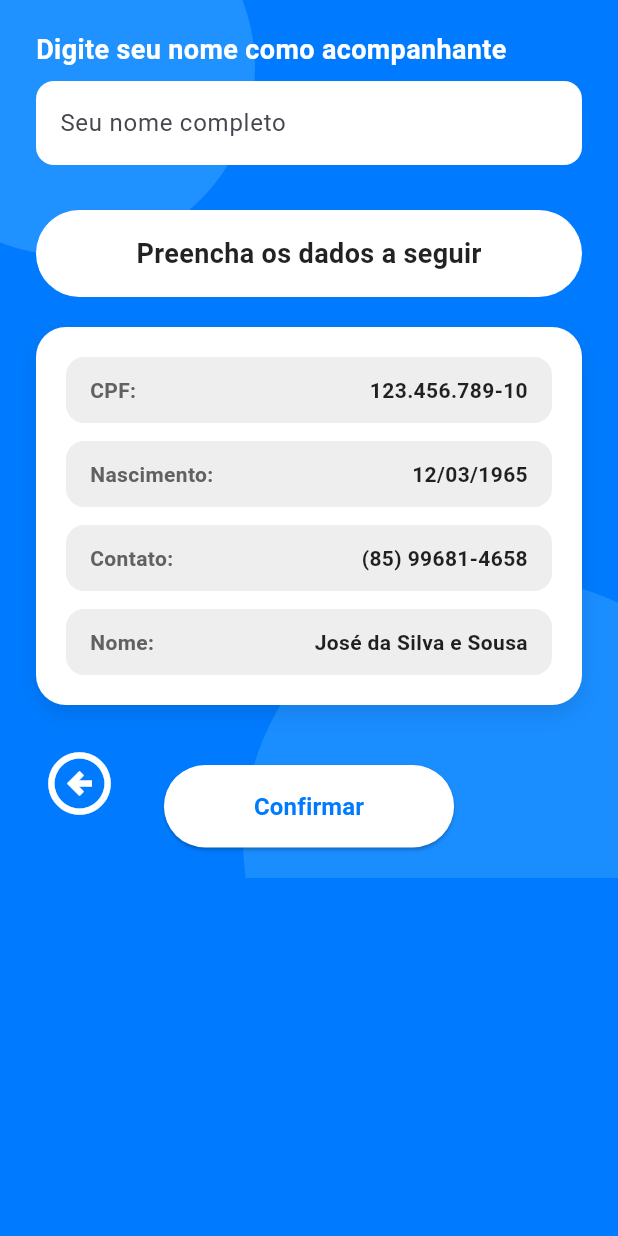
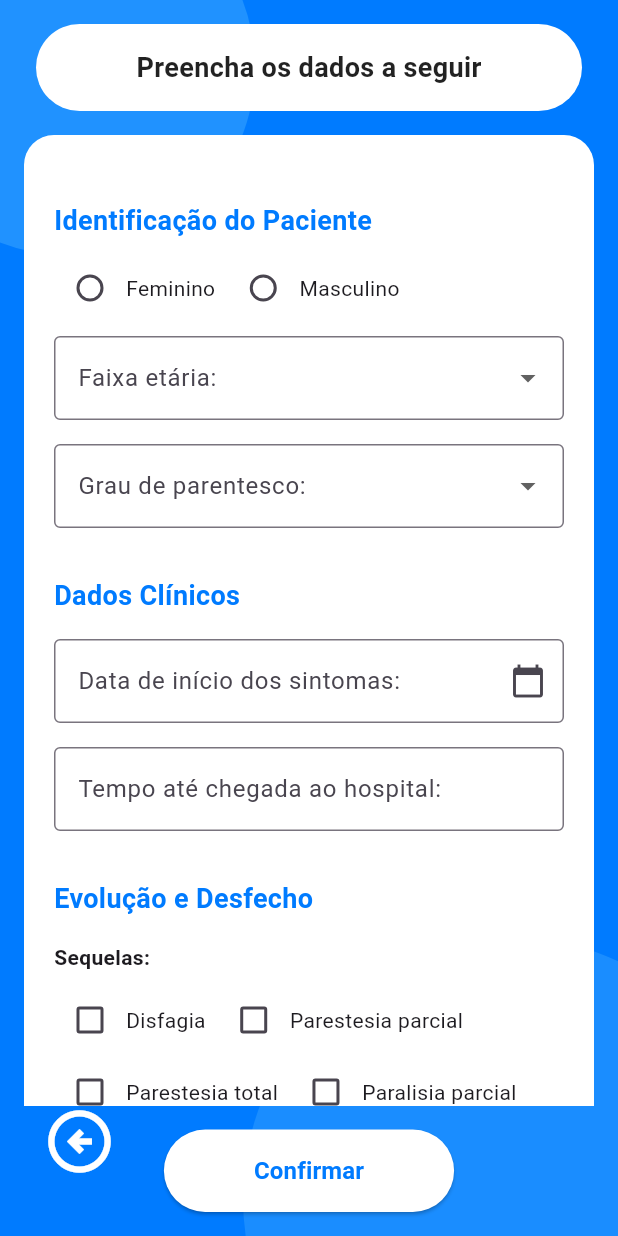
Before and after one commit to AmiltonRocha/PET-TEC, a Flutter app: the FamilyMemberConfirmationScreen screen opened directly, after a tap on "Confirmar", on a phone screen of 412 x 824 dp. Run offline on Flutter 3.47's test engine with Material 3 defaults, Android fonts, the phone set to English and light mode, and no system bars; our stand-ins replace flutter_multi_formatter, mask_text_input_formatter; Roboto replaces fonts that are missing (Poppins).

Commit message:
Tela de dados lado da família

```diff
--- /dev/null
+++ b/lib/patient_family_form.dart
@@ -0,0 +1,254 @@
+import 'package:flutter/material.dart';
+import 'package:intl/intl.dart';
+
+// Enums para melhorar a legibilidade
+enum Sexo { feminino, masculino }
+enum RespostaSimNao { sim, nao }
+
+class FamilyFormScreen extends StatefulWidget {
+  const FamilyFormScreen({super.key});
+
+  @override
+  State<FamilyFormScreen> createState() => _FamilyFormScreenState();
+}
+
+class _FamilyFormScreenState extends State<FamilyFormScreen> {
+  final _inicioSintomasController = TextEditingController();
+  final _tempoChegadaHospitalController = TextEditingController();
+  final _sequelasOutrasController = TextEditingController();
+  final _altaMedicamentoController = TextEditingController();
+  final _usoDiarioMedicamentoController = TextEditingController();
+
+  Sexo? _sexo;
+  String? _faixaEtaria;
+  String? _grauParentesco;
+  RespostaSimNao? _altaPrescritoMedicamento;
+  RespostaSimNao? _medicamentoUsoDiario;
+
+  bool get _isCuidadorExterno => _grauParentesco == 'Cuidador externo';
+
+  // Checkboxes
+  final Map<String, bool> _sequelas = {
+    'Disfagia': false, 'Parestesia parcial': false, 'Parestesia total': false,
+    'Paralisia parcial': false, 'Paralisia total': false, 'Perda da memória': false,
+    'Perda da visão': false, 'Afasia': false,
+  };
+
+  final Map<String, bool> _comorbidadesPaciente = {
+    'Diabetes': false, 'Hipertensão': false, 'Sedentarismo': false, 'Obesidade': false,
+    'Infarto agudo do miocárdio': false, 'Insuficiência cardíaca': false,
+    'Etilista': false, 'Fumante': false,
+  };
+
+  final Map<String, bool> _historicoFamiliar = {
+    'Diabetes': false, 'Hipertensão': false, 'Sedentarismo': false, 'Obesidade': false,
+    'Infarto agudo do miocárdio': false, 'Insuficiência cardíaca': false,
+    'Etilista': false, 'Fumante': false, 'AVC': false,
+  };
+
+  // Parte da data
+  Future<void> _selectDate(BuildContext context, TextEditingController controller) async {
+    final DateTime? picked = await showDatePicker(
+      context: context,
+      initialDate: DateTime.now(),
+      firstDate: DateTime(1900),
+      lastDate: DateTime(2101),
+    );
+    if (picked != null) {
+      setState(() {
+        controller.text = DateFormat('dd/MM/yyyy').format(picked);
+      });
+    }
+  }
+
+  @override
+  void dispose() {
+    _inicioSintomasController.dispose();
+    _tempoChegadaHospitalController.dispose();
+    _sequelasOutrasController.dispose();
+    _altaMedicamentoController.dispose();
+    _usoDiarioMedicamentoController.dispose();
+    super.dispose();
+  }
+
+  @override
+  Widget build(BuildContext context) {
+    const Color vibrantBlue = Color(0xFF007BFF);
+    const Color lightBlueCircle = Color(0xFF40A9FF);
+
+    return Scaffold(
+      backgroundColor: vibrantBlue,
+      body: Stack(
+        children: [
+          // Circulos
+          Positioned(top: -80, left: -80, child: Container(width: 250, height: 250, decoration: BoxDecoration(color: lightBlueCircle.withOpacity(0.5), shape: BoxShape.circle))),
+          Positioned(bottom: -150, right: -100, child: Container(width: 350, height: 350, decoration: BoxDecoration(color: lightBlueCircle.withOpacity(0.4), shape: BoxShape.circle))),
+
+          SafeArea(
+            child: Column(
+              children: [
+                // Banner superior
+                Padding(
+                  padding: const EdgeInsets.symmetric(vertical: 16.0, horizontal: 24.0),
+                  child: Container(
+                    padding: const EdgeInsets.symmetric(vertical: 16),
+                    decoration: BoxDecoration(color: Colors.white, borderRadius: BorderRadius.circular(30.0)),
+                    child: const Center(child: Text('Preencha os dados a seguir', style: TextStyle(fontSize: 18, fontWeight: FontWeight.bold, color: Colors.black87))),
+                  ),
+                ),
+                // Formulário
+                Expanded(
+                  child: SingleChildScrollView(
+                    padding: const EdgeInsets.symmetric(horizontal: 16.0),
+                    child: Container(
+                      padding: const EdgeInsets.all(20.0),
+                      decoration: BoxDecoration(color: Colors.white, borderRadius: BorderRadius.circular(20.0)),
+                      child: Column(
+                        crossAxisAlignment: CrossAxisAlignment.start,
+                        children: [
+                          _buildSectionTitle('Identificação do Paciente'),
+                          _buildRadioGroup<Sexo>(
+                            options: {'Feminino': Sexo.feminino, 'Masculino': Sexo.masculino},
+                            groupValue: _sexo,
+                            onChanged: (value) => setState(() => _sexo = value),
+                          ),
+                          _buildDropdown('Faixa etária:', [ 'até 18 anos', '19–25 anos', '26–35 anos', '36–45 anos', '46–55 anos', '56–65 anos', 'acima de 65 anos'], _faixaEtaria, (val) => setState(() => _faixaEtaria = val)),
+                          _buildDropdown('Grau de parentesco:', ['Mãe', 'Pai', 'Irmão(ã)', 'Cônjuge', 'Filho(a)', 'Outro', 'Cuidador externo'], _grauParentesco, (val) => setState(() => _grauParentesco = val)),
+
+                          _buildSectionTitle('Dados Clínicos'),
+                          _buildDateField('Data de início dos sintomas:', _inicioSintomasController),
+                          _buildTextField('Tempo até chegada ao hospital:', _tempoChegadaHospitalController),
+
+                          _buildSectionTitle('Evolução e Desfecho'),
+                          _buildCheckboxGroup('Sequelas:', _sequelas),
+                          _buildTextField('Outras sequelas:', _sequelasOutrasController),
+                          _buildRadioGroup<RespostaSimNao>(title: 'Se recebeu alta, foi prescrito algum medicamento?', options: {'Sim': RespostaSimNao.sim, 'Não': RespostaSimNao.nao}, groupValue: _altaPrescritoMedicamento, onChanged: (val) => setState(() => _altaPrescritoMedicamento = val)),
+                          if (_altaPrescritoMedicamento == RespostaSimNao.sim) _buildTextField('Se sim, qual?', _altaMedicamentoController),
+
+                          Visibility(
+                            visible: !_isCuidadorExterno,
+                            child: Column(
+                              crossAxisAlignment: CrossAxisAlignment.start,
+                              children: [
+                                _buildSectionTitle('Histórico e Fatores de Risco'),
+                                _buildCheckboxGroup('Comorbidades/Fatores de risco do paciente:', _comorbidadesPaciente),
+                                _buildCheckboxGroup('Histórico familiar:', _historicoFamiliar),
+                                _buildRadioGroup<RespostaSimNao>(title: 'Uso de medicamento diário:', options: {'Sim': RespostaSimNao.sim, 'Não': RespostaSimNao.nao}, groupValue: _medicamentoUsoDiario, onChanged: (val) => setState(() => _medicamentoUsoDiario = val)),
+                                if (_medicamentoUsoDiario == RespostaSimNao.sim) _buildTextField('Se sim, qual?', _usoDiarioMedicamentoController),
+                              ],
+                            ),
+                          ),
+                        ],
+                      ),
+                    ),
+                  ),
+                ),
+
+                // Botão de confirmar
+                Padding(
+                  padding: const EdgeInsets.symmetric(vertical: 16.0),
+                  child: ElevatedButton(
+                    style: ElevatedButton.styleFrom(
+                      backgroundColor: Colors.white, foregroundColor: vibrantBlue,
+                      shape: RoundedRectangleBorder(borderRadius: BorderRadius.circular(30.0)),
+                      padding: const EdgeInsets.symmetric(horizontal: 60, vertical: 16),
+                    ),
+                    onPressed: () {
+
+                       // Ainda precisa da lógica dos dados
+
+                    },
+                    child: const Text('Confirmar', style: TextStyle(fontSize: 16, fontWeight: FontWeight.bold)),
+                  ),
+                )
+              ],
+            ),
+          ),
+          // Botão de voltar
+          Positioned(
+            bottom: 30, left: 20,
+            child: IconButton(
+              icon: const Icon(Icons.arrow_circle_left_outlined, color: Colors.white, size: 50),
+              onPressed: () => Navigator.pop(context),
+            ),
+          ),
+        ],
+      ),
+    );
+  }
+
+  Widget _buildSectionTitle(String title) => Padding(
+    padding: const EdgeInsets.only(top: 24.0, bottom: 8.0),
+    child: Text(title, style: const TextStyle(fontSize: 18, fontWeight: FontWeight.bold, color: Color(0xFF007BFF))),
+  );
+
+  Widget _buildRadioGroup<T>({String? title, required Map<String, T> options, T? groupValue, required ValueChanged<T?> onChanged}) {
+    return Column(
+      crossAxisAlignment: CrossAxisAlignment.start,
+      children: [
+        if (title != null) Padding(padding: const EdgeInsets.symmetric(vertical: 8.0), child: Text(title, style: const TextStyle(fontWeight: FontWeight.w600))),
+        Wrap(
+          spacing: 8.0,
+          runSpacing: 0.0,
+          children: options.entries.map((entry) => Row(
+            mainAxisSize: MainAxisSize.min,
+            children: [
+              Radio<T>(value: entry.value, groupValue: groupValue, onChanged: onChanged, activeColor: const Color(0xFF007BFF)),
+              Text(entry.key),
+            ],
+          )).toList(),
+        ),
+      ],
+    );
+  }
+
+  Widget _buildCheckboxGroup(String title, Map<String, bool> options) {
+    return Column(
+      crossAxisAlignment: CrossAxisAlignment.start,
+      children: [
+        Padding(padding: const EdgeInsets.symmetric(vertical: 8.0), child: Text(title, style: const TextStyle(fontWeight: FontWeight.w600))),
+        Wrap(
+          spacing: 8.0,
+          runSpacing: 0.0,
+          children: options.keys.map((key) {
+            return Row(
+              mainAxisSize: MainAxisSize.min,
+              children: [
+                Checkbox(value: options[key], onChanged: (bool? value) => setState(() => options[key] = value!), activeColor: const Color(0xFF007BFF)),
+                Text(key),
+              ],
+            );
+          }).toList(),
+        )
+      ],
+    );
+  }
+
+  Widget _buildDateField(String label, TextEditingController controller) => Padding(
+    padding: const EdgeInsets.symmetric(vertical: 8.0),
+    child: TextFormField(
+      controller: controller,
+      decoration: InputDecoration(labelText: label, border: const OutlineInputBorder(), suffixIcon: const Icon(Icons.calendar_today)),
+      readOnly: true,
+      onTap: () => _selectDate(context, controller),
+    ),
+  );
+
+  Widget _buildTextField(String label, TextEditingController controller) => Padding(
+    padding: const EdgeInsets.symmetric(vertical: 8.0),
+    child: TextFormField(
+      controller: controller,
+      decoration: InputDecoration(labelText: label, border: const OutlineInputBorder()),
+    ),
+  );
+
+  Widget _buildDropdown(String label, List<String> items, String? value, ValueChanged<String?> onChanged) => Padding(
+    padding: const EdgeInsets.symmetric(vertical: 8.0),
+    child: DropdownButtonFormField<String>(
+      decoration: InputDecoration(labelText: label, border: const OutlineInputBorder()),
+      value: value,
+      items: items.map((String item) => DropdownMenuItem<String>(value: item, child: Text(item))).toList(),
+      onChanged: onChanged,
+    ),
+  );
+}
--- a/lib/patient_family_member_confirmation.dart
+++ b/lib/patient_family_member_confirmation.dart
@@ -1,4 +1,5 @@
 import 'package:flutter/material.dart';
+import 'patient_family_form.dart';
 
 class FamilyMemberConfirmationScreen extends StatefulWidget {
   const FamilyMemberConfirmationScreen({super.key});
@@ -138,6 +139,11 @@ class _FamilyMemberConfirmationScreenState
                       onPressed: () {
                         // Lógica para confirmar os dados
                         print('Nome do familiar: ${_nameController.text}');
+
+                        Navigator.push(
+                          context,
+                          MaterialPageRoute(builder: (context) => const FamilyFormScreen()),
+                        );
                       },
                       child: const Text('Confirmar',
                           style: TextStyle(
```
